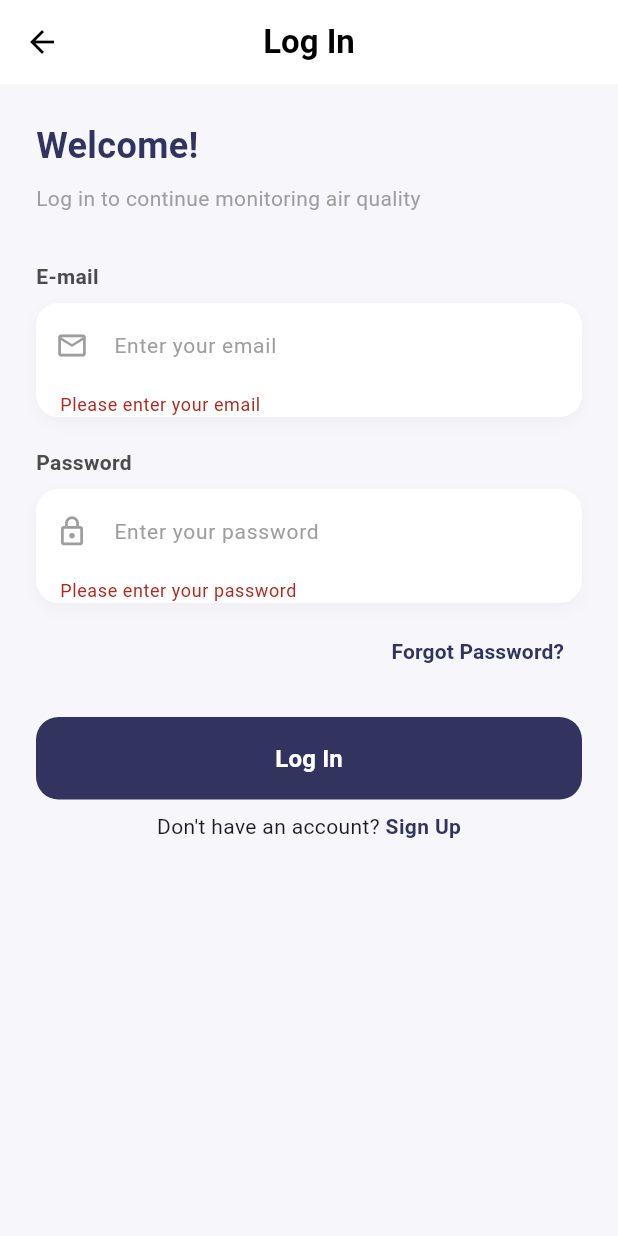
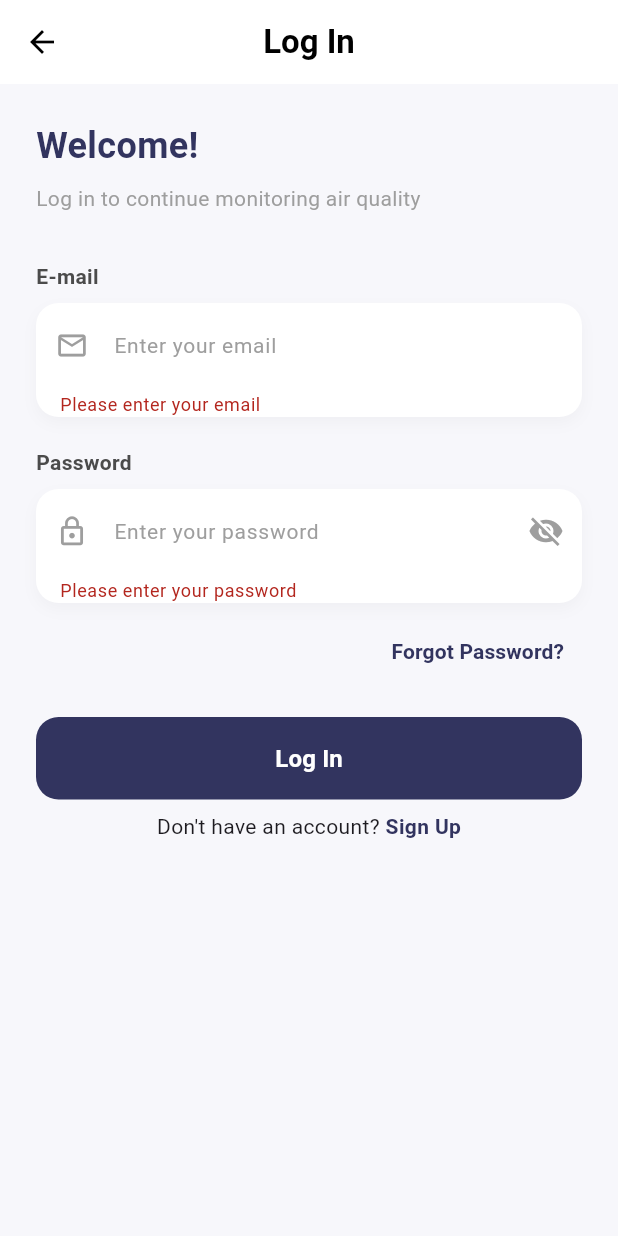
Before and after one commit to mayada388/enviroguard, a Flutter app: the LoginPage screen opened directly, after a tap on "Log In", on a phone screen of 412 x 824 dp. Run offline on Flutter 3.47's test engine with Material 3 defaults, Android fonts, the phone set to English and light mode, and no system bars; our stand-ins replace cloud_firestore, firebase_auth, firebase_core, firebase_storage, image_picker, open_filex and 3 more; accounts and stored records are empty.

Commit message:
7/5update

```diff
--- a/lib/login_page.dart
+++ b/lib/login_page.dart
@@ -20,6 +20,7 @@ class _LoginPageState extends State<LoginPage> {
   final TextEditingController _passwordController = TextEditingController();
 
   bool _isLoading = false;
+  bool _obscurePassword = true;
 
   @override
   void dispose() {
@@ -126,8 +127,21 @@ class _LoginPageState extends State<LoginPage> {
   label: 'Password',
   hint: 'Enter your password',
   icon: Icons.lock_outline,
-                isPassword: true,
+  isPassword: _obscurePassword,
   controller: _passwordController,
+  suffixIcon: IconButton(
+    onPressed: () {
+      setState(() {
+        _obscurePassword = !_obscurePassword;
+      });
+    },
+    icon: Icon(
+      _obscurePassword
+          ? Icons.visibility_off
+          : Icons.visibility,
+      color: Colors.grey,
+    ),
+  ),
                 validator: (value) {
                   final text = value ?? '';
                   if (text.isEmpty) return 'Please enter your password';
@@ -258,11 +272,41 @@ class _LoginPageState extends State<LoginPage> {
         return;
       }
 
+//  lowercaseنجيب الإيميل بصيغة
+final emailLower = refreshedUser!.email!.toLowerCase();
+
+// admin_invitesنتحقق هل الإيميل موجود في
+final inviteDoc = await FirebaseFirestore.instance
+    .collection('admin_invites')
+    .doc(emailLower)
+    .get();
+
+//  إذا موجود  نخلي المستخدم ادمن
+if (inviteDoc.exists &&
+    inviteDoc.data()?['enabled'] == true) {
+
+  await FirebaseFirestore.instance
+      .collection('users')
+      .doc(uid)
+      .update({
+    'role': 'admin',
+  });
+
+  //  نقفل الدعوة بعد الاستخدام
+  await FirebaseFirestore.instance
+      .collection('admin_invites')
+      .doc(emailLower)
+      .update({
+    'enabled': false,
+  });
+}
+
+// نقرأ الدور بعد التحديث
 final doc = await FirebaseFirestore.instance
     .collection('users')
     .doc(uid)
     .get();
-      // قراءه الدور (role)
+
 final role = (doc.data()?['role'] ?? 'user').toString();
 
       if (!mounted) return;
@@ -318,7 +362,10 @@ class _LoginPageState extends State<LoginPage> {
   required TextEditingController controller,
   String? Function(String?)? validator,
   bool isPassword = false,
-  }) {
+  Widget? suffixIcon,
+}
+)
+{
   return Column(
     crossAxisAlignment: CrossAxisAlignment.start,
     children: [
@@ -349,8 +396,10 @@ class _LoginPageState extends State<LoginPage> {
           validator: validator,
           decoration: InputDecoration(
             hintText: hint,
-              hintStyle: const TextStyle(color: Colors.grey, fontSize: 14),
+            hintStyle:
+                const TextStyle(color: Colors.grey, fontSize: 14),
             prefixIcon: Icon(icon, color: Colors.grey, size: 22),
+            suffixIcon: suffixIcon,
             border: InputBorder.none,
             contentPadding: const EdgeInsets.all(16),
           ),
--- a/lib/sign_up_page.dart
+++ b/lib/sign_up_page.dart
@@ -50,6 +50,7 @@ class _SignUpPageState extends State<SignUpPage> {
       await user.updateDisplayName(name);
 
       await user.sendEmailVerification();
+      print("verification sent");
       // هنا التحقق هل الايميل موجود في جدول دعوات الادمن (اذا سوينا اضافه ادمن)
       final inviteDoc = await FirebaseFirestore.instance
           .collection('admin_invites')
```
Also changed, not shown: lib/edit_profile_page.dart (+91 -29 lines), lib/notifications_page.dart (+14 -8 lines). Lines whose indentation alone changed are shown as unchanged.
